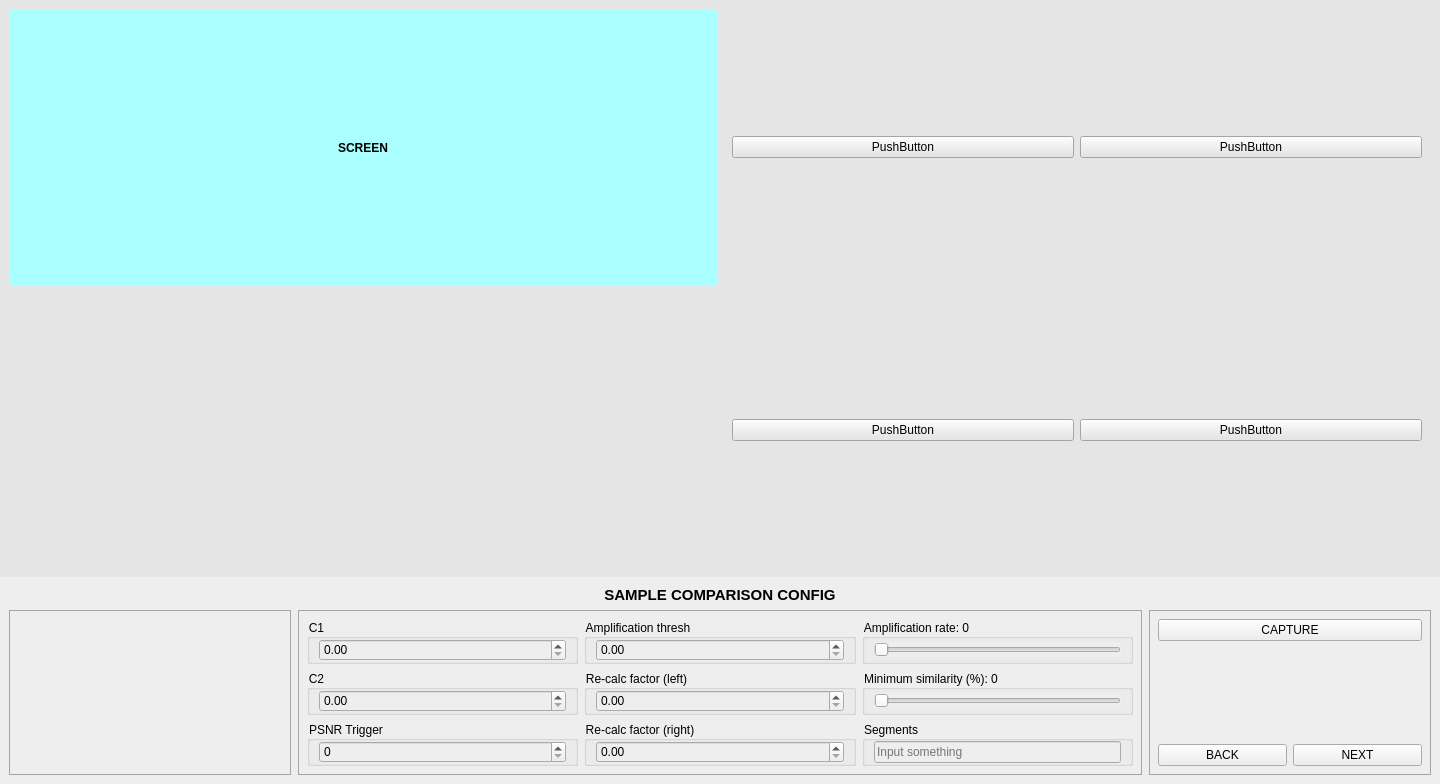
Qt form views/asym_config_screen.ui (Shockmstr/FQCS_DesktopApp) before a commit.
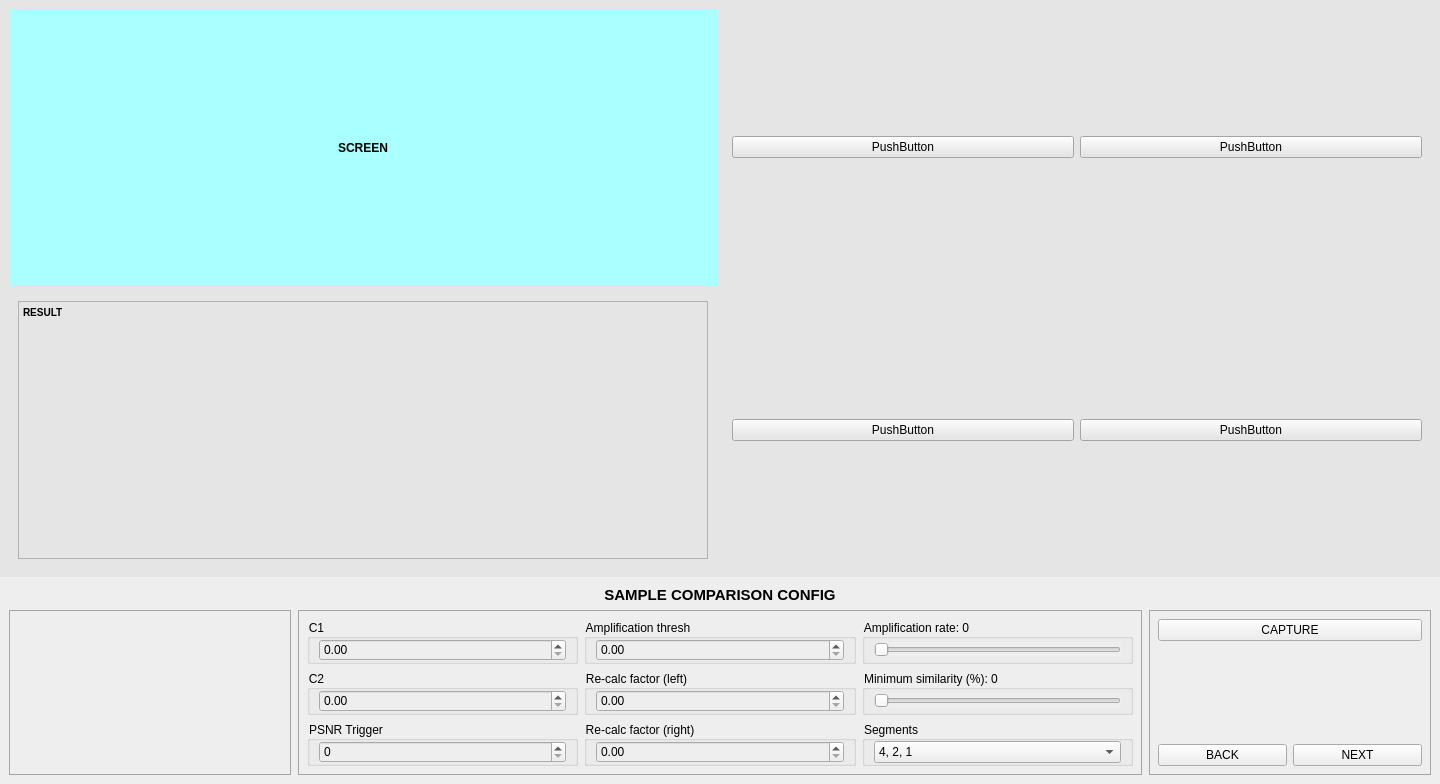
The same form after that commit.

Commit message: fix asym config screen

Diff of the .ui file:
```diff
--- a/views/asym_config_screen.ui
+++ b/views/asym_config_screen.ui
@@ -54,23 +54,6 @@
         </property>
        </widget>
       </item>
-      <item row="1" column="0">
-       <layout class="QHBoxLayout" name="horizontalLayout_2" stretch="1">
-        <item>
-         <spacer name="horizontalSpacer">
-          <property name="orientation">
-           <enum>Qt::Horizontal</enum>
-          </property>
-          <property name="sizeHint" stdset="0">
-           <size>
-            <width>40</width>
-            <height>20</height>
-           </size>
-          </property>
-         </spacer>
-        </item>
-       </layout>
-      </item>
       <item row="0" column="1">
        <widget class="QWidget" name="screen2" native="true">
         <layout class="QHBoxLayout" name="horizontalLayout_4">
@@ -111,6 +94,40 @@
         </layout>
        </widget>
       </item>
+      <item row="1" column="0">
+       <widget class="QWidget" name="sectionInfo" native="true">
+        <layout class="QHBoxLayout" name="horizontalLayout_2" stretch="0">
+         <item>
+          <widget class="QTextEdit" name="inpResult">
+           <property name="enabled">
+            <bool>true</bool>
+           </property>
+           <property name="readOnly">
+            <bool>true</bool>
+           </property>
+           <property name="markdown">
+            <string>**RESULT**
+
+</string>
+           </property>
+           <property name="html">
+            <string>&lt;!DOCTYPE HTML PUBLIC &quot;-//W3C//DTD HTML 4.0//EN&quot; &quot;http://www.w3.org/TR/REC-html40/strict.dtd&quot;&gt;
+&lt;html&gt;&lt;head&gt;&lt;meta name=&quot;qrichtext&quot; content=&quot;1&quot; /&gt;&lt;style type=&quot;text/css&quot;&gt;
+p, li { white-space: pre-wrap; }
+&lt;/style&gt;&lt;/head&gt;&lt;body style=&quot; font-family:'MS Shell Dlg 2'; font-size:7.8pt; font-weight:400; font-style:normal;&quot;&gt;
+&lt;p style=&quot; margin-top:5px; margin-bottom:5px; margin-left:0px; margin-right:0px; -qt-block-indent:0; text-indent:0px;&quot;&gt;&lt;span style=&quot; font-weight:600;&quot;&gt;RESULT&lt;/span&gt;&lt;/p&gt;&lt;/body&gt;&lt;/html&gt;</string>
+           </property>
+           <property name="overwriteMode">
+            <bool>false</bool>
+           </property>
+           <property name="acceptRichText">
+            <bool>true</bool>
+           </property>
+          </widget>
+         </item>
+        </layout>
+       </widget>
+      </item>
      </layout>
     </widget>
    </item>
@@ -254,16 +271,25 @@
                 <number>0</number>
                </property>
                <item>
-                <widget class="QLineEdit" name="inpSegments">
-                 <property name="inputMask">
-                  <string/>
+                <widget class="QComboBox" name="cbbSegments">
+                 <property name="currentIndex">
+                  <number>0</number>
                  </property>
-                 <property name="text">
-                  <string/>
-                 </property>
-                 <property name="placeholderText">
-                  <string>Input something</string>
-                 </property>
+                 <item>
+                  <property name="text">
+                   <string>4, 2, 1</string>
+                  </property>
+                 </item>
+                 <item>
+                  <property name="text">
+                   <string>2, 1</string>
+                  </property>
+                 </item>
+                 <item>
+                  <property name="text">
+                   <string>1</string>
+                  </property>
+                 </item>
                 </widget>
                </item>
               </layout>
```
The commit also changes 3 other files.
